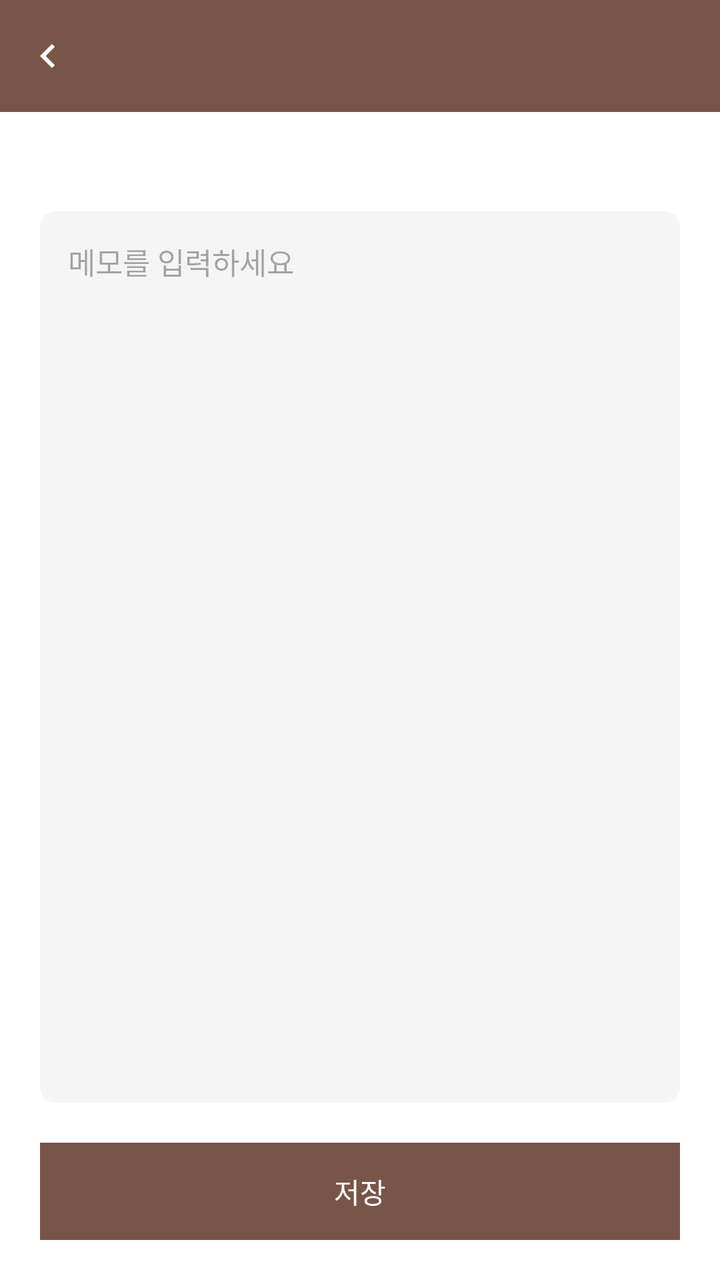
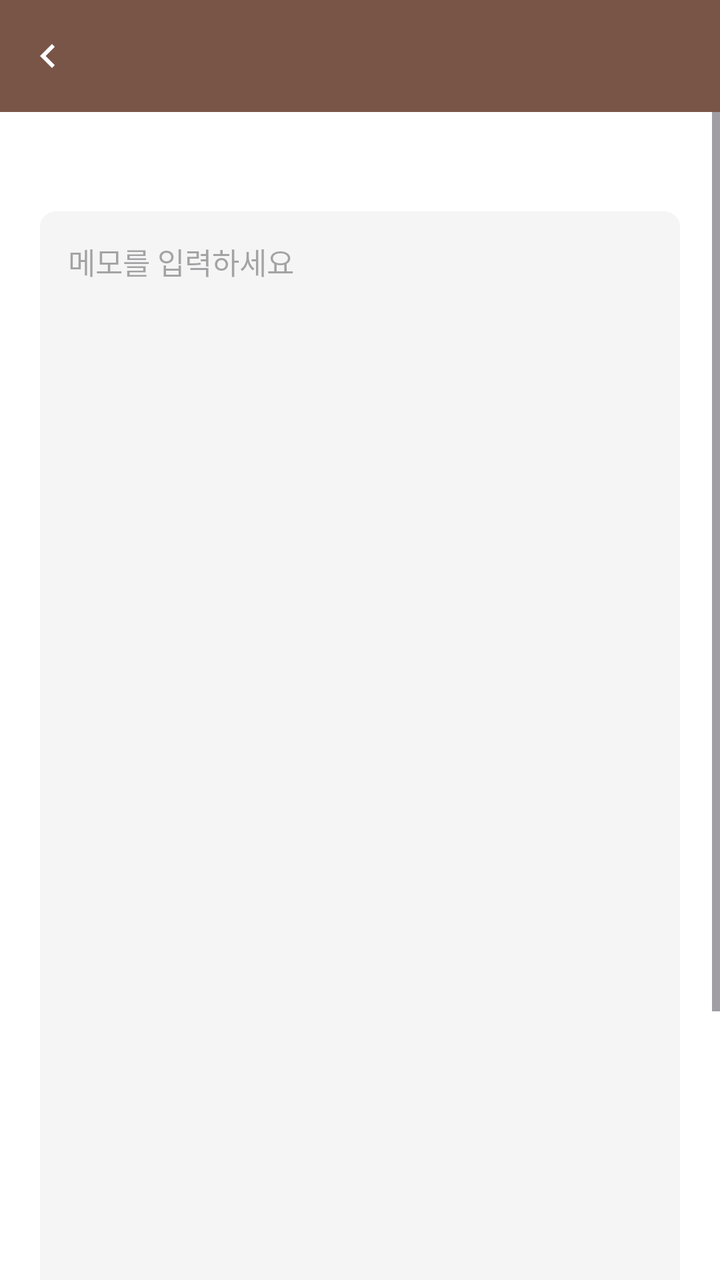

Before-and-after screenshots of an Android layout around one commit, followed by the original layout XML and the change that was made.
<!-- AndroidManifest.xml: application theme Theme.BNOTE -->
<!-- res/layout/activity_memo_editor.xml -->
<?xml version="1.0" encoding="utf-8"?>
<LinearLayout xmlns:android="http://schemas.android.com/apk/res/android"
    android:id="@+id/memo_editor_root"
    android:layout_width="match_parent"
    android:layout_height="match_parent"
    android:orientation="vertical"
    android:background="@color/surface_background">

    <include layout="@layout/include_activity_top_bar" />

    <TextView
        android:id="@+id/text_memo_preview"
        android:layout_width="match_parent"
        android:layout_height="wrap_content"
        android:paddingStart="20dp"
        android:paddingEnd="20dp"
        android:paddingTop="12dp"
        android:textSize="13sp"
        android:textColor="@color/text_secondary"
        android:maxLines="2"
        android:ellipsize="end" />

    <EditText
        android:id="@+id/edit_memo_text"
        android:layout_width="match_parent"
        android:layout_height="0dp"
        android:layout_weight="1"
        android:layout_margin="20dp"
        android:padding="14dp"
        android:gravity="top"
        android:hint="메모를 입력하세요"
        android:textSize="15sp"
        android:background="@drawable/bg_book_button" />

    <LinearLayout
        android:layout_width="match_parent"
        android:layout_height="wrap_content"
        android:orientation="horizontal"
        android:paddingStart="20dp"
        android:paddingEnd="20dp"
        android:paddingBottom="20dp">

        <TextView
            android:id="@+id/btn_delete_memo"
            android:layout_width="0dp"
            android:layout_height="wrap_content"
            android:layout_weight="1"
            android:layout_marginEnd="8dp"
            android:padding="14dp"
            android:gravity="center"
            android:text="삭제"
            android:textColor="#E53935"
            android:background="@drawable/bg_book_button"
            android:visibility="gone"
            android:clickable="true"
            android:focusable="true" />

        <TextView
            android:id="@+id/btn_save_memo"
            android:layout_width="0dp"
            android:layout_height="wrap_content"
            android:layout_weight="1"
            android:padding="14dp"
            android:gravity="center"
            android:text="저장"
            android:textColor="@color/white"
            android:background="@color/brown_primary"
            android:clickable="true"
            android:focusable="true" />
    </LinearLayout>

</LinearLayout>
<!-- res/layout/include_activity_top_bar.xml (included above) -->
<?xml version="1.0" encoding="utf-8"?>
<LinearLayout xmlns:android="http://schemas.android.com/apk/res/android"
    xmlns:app="http://schemas.android.com/apk/res-auto"
    android:layout_width="match_parent"
    android:layout_height="56dp"
    android:orientation="horizontal"
    android:gravity="center_vertical"
    android:background="@color/brown_primary"
    android:paddingStart="4dp">

    <ImageView
        android:id="@+id/btn_top_bar_back"
        android:layout_width="40dp"
        android:layout_height="40dp"
        android:padding="8dp"
        android:src="@drawable/ic_chevron_left"
        app:tint="@color/white"
        android:contentDescription="뒤로가기"
        android:background="?attr/selectableItemBackgroundBorderless"
        android:clickable="true"
        android:focusable="true" />

    <TextView
        android:id="@+id/text_top_bar_title"
        android:layout_width="0dp"
        android:layout_height="wrap_content"
        android:layout_weight="1"
        android:layout_marginStart="4dp"
        android:textSize="18sp"
        android:textStyle="bold"
        android:textColor="@color/white" />

</LinearLayout>
<!-- resources referenced by this layout -->
<resources>
  <color name="brown_primary">#795548</color>
  <color name="surface_background">#FFFFFF</color>
  <color name="text_secondary">#757575</color>
  <color name="white">#FFFFFFFF</color>
  <!-- drawable bg_book_button (drawable) -->
  <?xml version="1.0" encoding="utf-8"?>
  <ripple xmlns:android="http://schemas.android.com/apk/res/android"
      android:color="#D7CCC8">
      <item>
          <shape android:shape="rectangle">
              <solid android:color="@color/input_background" />
              <corners android:radius="8dp" />
          </shape>
      </item>
  </ripple>
  <!-- drawable ic_chevron_left (drawable) -->
  <vector xmlns:android="http://schemas.android.com/apk/res/android"
      android:width="24dp"
      android:height="24dp"
      android:viewportWidth="24"
      android:viewportHeight="24"
      android:tint="?attr/colorControlNormal">
      <path
          android:fillColor="#000000"
          android:pathData="M15.41,7.41L14,6l-6,6 6,6 1.41,-1.41L10.83,12z" />
  </vector>
  <style name="Theme.BNOTE" parent="Base.Theme.BNOTE" />
  <color name="input_background">#F5F5F5</color>
  <style name="Base.Theme.BNOTE" parent="Theme.Material3.DayNight.NoActionBar">
          <item name="colorPrimary">@color/brown_primary</item>
          <item name="colorPrimaryDark">@color/brown_primary_dark</item>
          <item name="android:statusBarColor">@color/brown_primary_dark</item>
          <item name="android:windowLightStatusBar">false</item>
          <item name="android:windowBackground">@color/surface_background</item>
      </style>
  <color name="brown_primary_dark">#5D4037</color>
</resources>

<!-- the commit's change to res/layout/activity_memo_editor.xml (unified diff, before → after) -->
@@ -8,66 +8,80 @@
 
     <include layout="@layout/include_activity_top_bar" />
 
-    <TextView
-        android:id="@+id/text_memo_preview"
-        android:layout_width="match_parent"
-        android:layout_height="wrap_content"
-        android:paddingStart="20dp"
-        android:paddingEnd="20dp"
-        android:paddingTop="12dp"
-        android:textSize="13sp"
-        android:textColor="@color/text_secondary"
-        android:maxLines="2"
-        android:ellipsize="end" />
-
-    <EditText
-        android:id="@+id/edit_memo_text"
+    <ScrollView
         android:layout_width="match_parent"
         android:layout_height="0dp"
         android:layout_weight="1"
-        android:layout_margin="20dp"
-        android:padding="14dp"
-        android:gravity="top"
-        android:hint="메모를 입력하세요"
-        android:textSize="15sp"
-        android:background="@drawable/bg_book_button" />
+        android:fillViewport="true">
 
-    <LinearLayout
-        android:layout_width="match_parent"
-        android:layout_height="wrap_content"
-        android:orientation="horizontal"
-        android:paddingStart="20dp"
-        android:paddingEnd="20dp"
-        android:paddingBottom="20dp">
+        <LinearLayout
+            android:layout_width="match_parent"
+            android:layout_height="wrap_content"
+            android:orientation="vertical">
 
-        <TextView
-            android:id="@+id/btn_delete_memo"
-            android:layout_width="0dp"
-            android:layout_height="wrap_content"
-            android:layout_weight="1"
-            android:layout_marginEnd="8dp"
-            android:padding="14dp"
-            android:gravity="center"
-            android:text="삭제"
-            android:textColor="#E53935"
-            android:background="@drawable/bg_book_button"
-            android:visibility="gone"
-            android:clickable="true"
-            android:focusable="true" />
+            <TextView
+                android:id="@+id/text_memo_preview"
+                android:layout_width="match_parent"
+                android:layout_height="wrap_content"
+                android:paddingStart="20dp"
+                android:paddingEnd="20dp"
+                android:paddingTop="12dp"
+                android:textSize="13sp"
+                android:textColor="@color/text_secondary"
+                android:maxLines="2"
+                android:ellipsize="end" />
 
-        <TextView
-            android:id="@+id/btn_save_memo"
-            android:layout_width="0dp"
-            android:layout_height="wrap_content"
-            android:layout_weight="1"
-            android:padding="14dp"
-            android:gravity="center"
-            android:text="저장"
-            android:textColor="@color/white"
-            android:background="@color/brown_primary"
-            android:clickable="true"
-            android:focusable="true" />
-    </LinearLayout>
+            <EditText
+                android:id="@+id/edit_memo_text"
+                android:layout_width="match_parent"
+                android:layout_height="wrap_content"
+                android:minHeight="620dp"
+                android:layout_margin="20dp"
+                android:padding="14dp"
+                android:gravity="top"
+                android:hint="메모를 입력하세요"
+                android:textSize="15sp"
+                android:background="@drawable/bg_book_button" />
+
+            <LinearLayout
+                android:layout_width="match_parent"
+                android:layout_height="wrap_content"
+                android:orientation="horizontal"
+                android:paddingStart="20dp"
+                android:paddingEnd="20dp"
+                android:paddingBottom="20dp">
+
+                <TextView
+                    android:id="@+id/btn_delete_memo"
+                    android:layout_width="0dp"
+                    android:layout_height="wrap_content"
+                    android:layout_weight="1"
+                    android:layout_marginEnd="8dp"
+                    android:padding="14dp"
+                    android:gravity="center"
+                    android:text="삭제"
+                    android:textColor="#E53935"
+                    android:background="@drawable/bg_book_button"
+                    android:visibility="gone"
+                    android:clickable="true"
+                    android:focusable="true" />
+
+                <TextView
+                    android:id="@+id/btn_save_memo"
+                    android:layout_width="0dp"
+                    android:layout_height="wrap_content"
+                    android:layout_weight="1"
+                    android:padding="14dp"
+                    android:gravity="center"
+                    android:text="저장"
+                    android:textColor="@color/white"
+                    android:background="@color/brown_primary"
+                    android:clickable="true"
+                    android:focusable="true" />
+            </LinearLayout>
+
+        </LinearLayout>
+    </ScrollView>
 
 </LinearLayout>
 <!-- res/layout/include_activity_top_bar.xml (included above) -->
